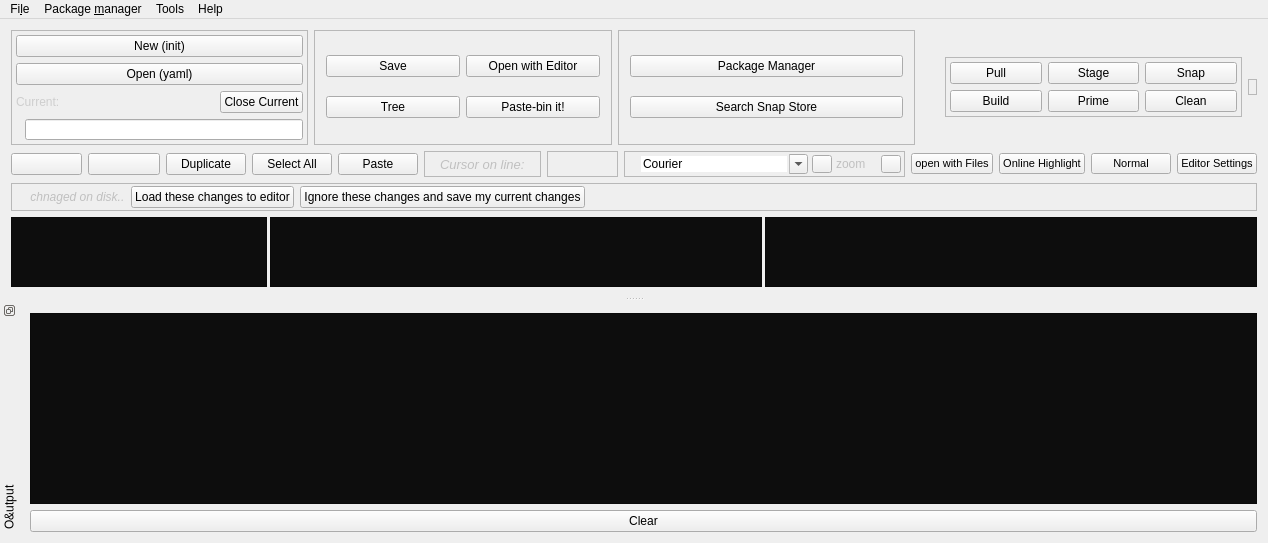
First picture: the form in snapcraft-qt/mainwindow.ui, repository snapcraft-gui/snapcraft-gui, before the edit.
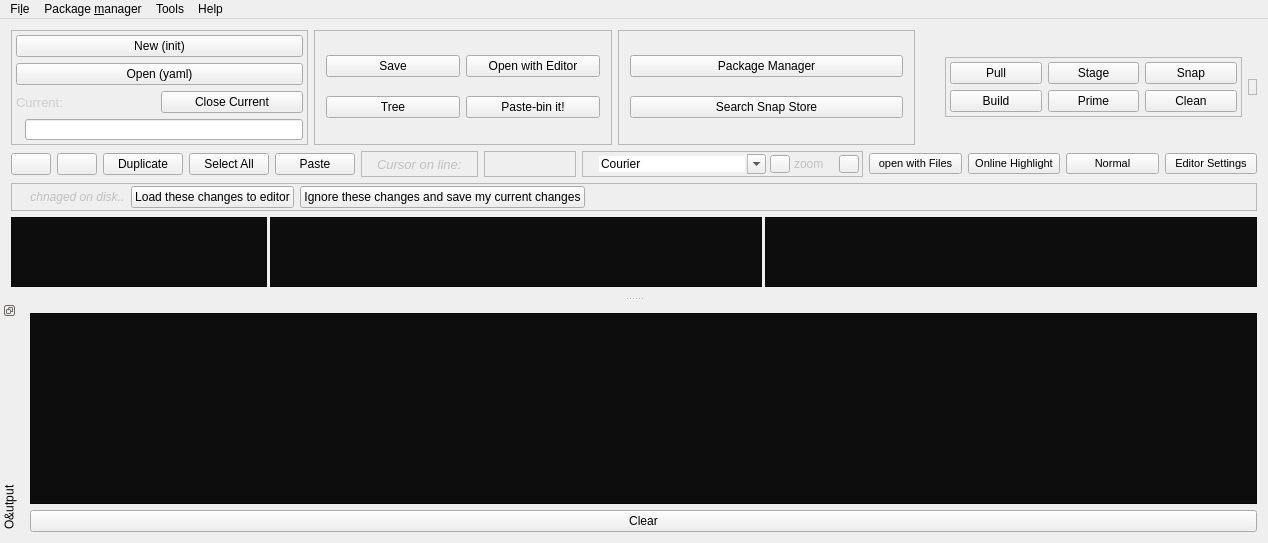
Second picture: the form after the edit. Icons and pictures are not drawn.

Commit message: snapname will elide if long string will passed as snapname

```diff
--- a/snapcraft-qt/mainwindow.ui
+++ b/snapcraft-qt/mainwindow.ui
@@ -31,6 +31,12 @@
       </property>
       <item>
        <widget class="QFrame" name="frame_3">
+        <property name="maximumSize">
+         <size>
+          <width>350</width>
+          <height>16777215</height>
+         </size>
+        </property>
         <property name="frameShape">
          <enum>QFrame::StyledPanel</enum>
         </property>
@@ -92,27 +98,35 @@
          </item>
          <item>
           <layout class="QHBoxLayout" name="horizontalLayout_3">
+           <property name="spacing">
+            <number>2</number>
+           </property>
            <property name="topMargin">
             <number>0</number>
            </property>
            <item>
             <widget class="QLabel" name="current_snap">
+             <property name="font">
+              <font>
+               <pointsize>10</pointsize>
+              </font>
+             </property>
              <property name="styleSheet">
               <string notr="true">color: rgb(206, 206, 206);</string>
              </property>
              <property name="text">
               <string>Current:</string>
              </property>
+             <property name="scaledContents">
+              <bool>false</bool>
+             </property>
+             <property name="wordWrap">
+              <bool>false</bool>
+             </property>
             </widget>
            </item>
            <item>
             <widget class="QPushButton" name="close_current">
-             <property name="sizePolicy">
-              <sizepolicy hsizetype="Maximum" vsizetype="Fixed">
-               <horstretch>0</horstretch>
-               <verstretch>0</verstretch>
-              </sizepolicy>
-             </property>
              <property name="text">
               <string>Close Current</string>
              </property>
@@ -506,6 +520,12 @@
       </property>
       <item>
        <widget class="QPushButton" name="undo_btn">
+        <property name="sizePolicy">
+         <sizepolicy hsizetype="Maximum" vsizetype="Fixed">
+          <horstretch>0</horstretch>
+          <verstretch>0</verstretch>
+         </sizepolicy>
+        </property>
         <property name="text">
          <string/>
         </property>
@@ -523,6 +543,12 @@
       </item>
       <item>
        <widget class="QPushButton" name="redo_btn">
+        <property name="sizePolicy">
+         <sizepolicy hsizetype="Maximum" vsizetype="Fixed">
+          <horstretch>0</horstretch>
+          <verstretch>0</verstretch>
+         </sizepolicy>
+        </property>
         <property name="text">
          <string/>
         </property>
@@ -540,6 +566,12 @@
       </item>
       <item>
        <widget class="QPushButton" name="dup">
+        <property name="sizePolicy">
+         <sizepolicy hsizetype="Maximum" vsizetype="Fixed">
+          <horstretch>0</horstretch>
+          <verstretch>0</verstretch>
+         </sizepolicy>
+        </property>
         <property name="text">
          <string>Duplicate</string>
         </property>
@@ -560,6 +592,12 @@
       </item>
       <item>
        <widget class="QPushButton" name="select_all">
+        <property name="sizePolicy">
+         <sizepolicy hsizetype="Maximum" vsizetype="Fixed">
+          <horstretch>0</horstretch>
+          <verstretch>0</verstretch>
+         </sizepolicy>
+        </property>
         <property name="text">
          <string>Select All</string>
         </property>
@@ -580,6 +618,12 @@
       </item>
       <item>
        <widget class="QPushButton" name="pasteup_2">
+        <property name="sizePolicy">
+         <sizepolicy hsizetype="Maximum" vsizetype="Fixed">
+          <horstretch>0</horstretch>
+          <verstretch>0</verstretch>
+         </sizepolicy>
+        </property>
         <property name="text">
          <string>Paste</string>
         </property>
```
The commit also changes 1 other file.
